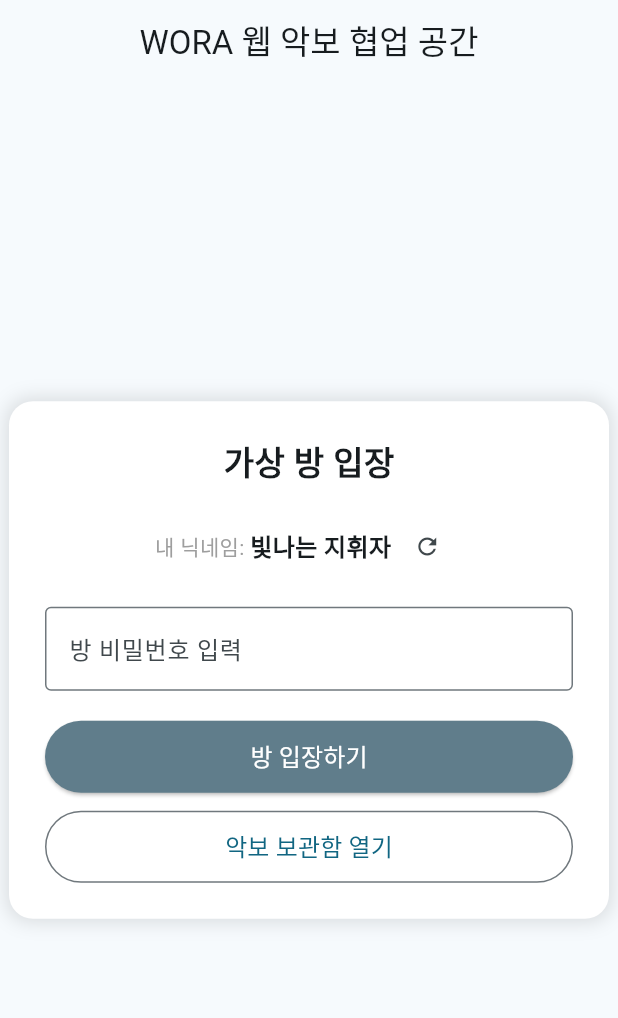
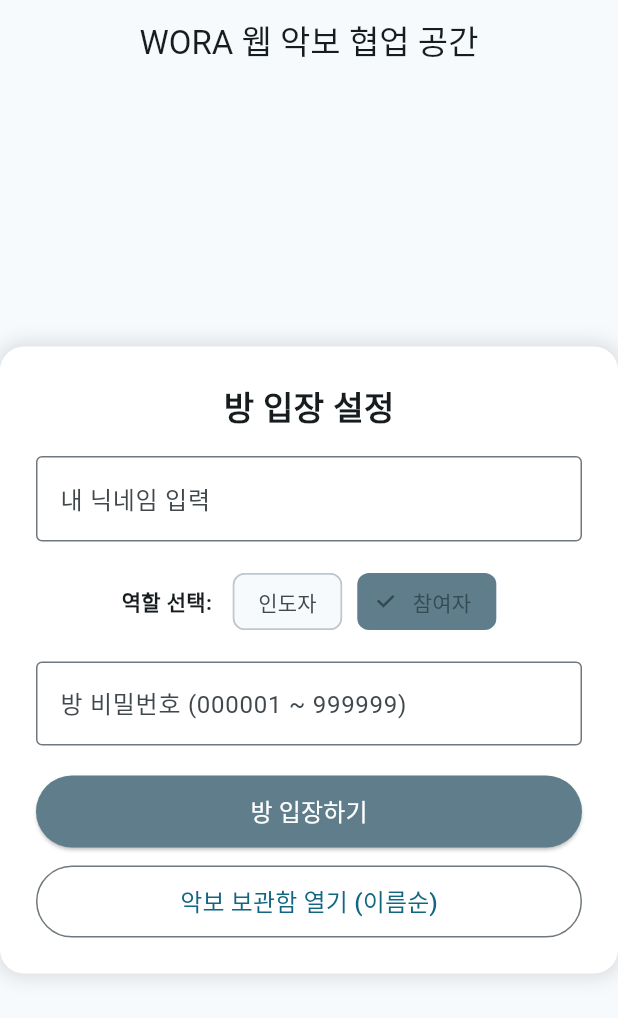
Before and after one commit to wlqrkrhtlvek-d/WORA-web, a Flutter app: the HomeScreen screen opened directly, on a phone screen of 412 x 824 dp. Shown: the top 1018 px of the screen. Run offline on Flutter 3.47's test engine with Material 3 defaults, Android fonts, the phone set to English and light mode, and no system bars.

Commit message:
Update main.dart

```diff
--- a/lib/main.dart
+++ b/lib/main.dart
@@ -1,7 +1,5 @@
-import 'dart:math';
 import 'package:flutter/material.dart';
 import 'package:flutter/services.dart';
-import 'package:image_picker/image_picker.dart';
 
 void main() {
   runApp(const WoraWebApp());
@@ -19,7 +17,7 @@
         colorScheme: ColorScheme.fromSeed(seedColor: Colors.blueGrey),
         useMaterial3: true,
       ),
-      home: const HomeScreen(),
+      home: const AuthScreen(),
     );
   }
 }
@@ -28,15 +26,9 @@
 class ScoreItem implements Comparable<ScoreItem> {
   final String id;
   final String title;
-  final String? imagePath;
   final DateTime createdAt;
 
-  ScoreItem({
-    required this.id,
-    required this.title,
-    this.imagePath,
-    required this.createdAt,
-  });
+  ScoreItem({required this.id, required this.title, required this.createdAt});
 
   @override
   int compareTo(ScoreItem other) {
@@ -45,83 +37,54 @@
   }
 }
 
-// 로컬 보관함 저장소 (메모리 기반 + 이름순 정렬)
+// 로컬 보관함 저장소
 class ScoreRepository {
   static final List<ScoreItem> _storage = [];
 
-  static void addScore(String title, String? imagePath) {
+  static void addScore(String title) {
     _storage.add(ScoreItem(
       id: DateTime.now().millisecondsSinceEpoch.toString(),
       title: title,
-      imagePath: imagePath,
       createdAt: DateTime.now(),
     ));
   }
 
   static List<ScoreItem> getSortedScores() {
-    _storage.sort(); // 이름 순서 자동 정렬
+    _storage.sort();
     return List.from(_storage);
   }
 }
 
-// 홈 화면 (방 입장 및 보관함 이동)
-class HomeScreen extends StatefulWidget {
-  const HomeScreen({super.key});
+// 2. 회원가입 및 로그인 화면
+class AuthScreen extends StatefulWidget {
+  const AuthScreen({super.key});
 
   @override
-  State<HomeScreen> createState() => _HomeScreenState();
+  State<AuthScreen> createState() => _AuthScreenState();
 }
 
-class _HomeScreenState extends State<HomeScreen> {
-  final _passwordController = TextEditingController();
-  String _generatedNickname = '';
+class _AuthScreenState extends State<AuthScreen> {
+  final _idController = TextEditingController();
+  final _pwController = TextEditingController();
 
-  @override
-  void initState() {
-    super.initState();
-    _generateRandomNickname();
-  }
-
-  // 방 입장 시 가상 닉네임 자동 생성
-  void _generateRandomNickname() {
-    final adjectives = ['즐거운', '노래하는', '열정적인', '차분한', '빛나는', '귀여운'];
-    final nouns = ['피아노', '바이올린', '기타', '플루트', '첼로', '지휘자'];
-    final rand = Random();
-    setState(() {
-      _generatedNickname = '${adjectives[rand.nextInt(adjectives.length)]} ${nouns[rand.nextInt(nouns.length)]}';
-    });
-  }
-
-  void _enterRoom() {
-    String pw = _passwordController.text;
-    // 6자리 숫자 검사 및 범위 검사 (000001 ~ 999999)
-    if (pw.length != 6 || int.tryParse(pw) == null) {
+  void _handleLogin() {
+    if (_idController.text.isEmpty || _pwController.text.isEmpty) {
       ScaffoldMessenger.of(context).showSnackBar(
-        const SnackBar(content: Text('비밀번호는 000001부터 999999까지의 6자리 숫자로 입력해주세요.')),
+        const SnackBar(content: Text('아이디와 비밀번호를 모두 입력해주세요.')),
       );
       return;
     }
-    int pwNum = int.parse(pw);
-    if (pwNum < 1 || pwNum > 999999) {
-      ScaffoldMessenger.of(context).showSnackBar(
-        const SnackBar(content: Text('비밀번호 범위는 000001 ~ 999999 사이여야 합니다.')),
-      );
-      return;
-    }
-
-    // 에디터 화면으로 이동
-    Navigator.push(
+    // 회원가입/로그인 후 홈으로 이동
+    Navigator.pushReplacement(
       context,
-      MaterialPageRoute(
-        builder: (context) => EditorScreen(nickname: _generatedNickname, roomPassword: pw),
-      ),
+      MaterialPageRoute(builder: (context) => const HomeScreen()),
     );
   }
 
   @override
   Widget build(BuildContext context) {
     return Scaffold(
-      appBar: AppBar(title: const Text('WORA 웹 악보 협업 공간'), centerTitle: true),
+      appBar: AppBar(title: const Text('WORA 웹 - 회원가입 및 로그인'), centerTitle: true),
       body: Center(
         child: Container(
           width: 400,
@@ -134,28 +97,154 @@
           child: Column(
             mainAxisSize: MainAxisSize.min,
             children: [
-              const Text('가상 방 입장', style: TextStyle(fontSize: 22, fontWeight: FontWeight.bold)),
+              const Text('계정 접속', style: TextStyle(fontSize: 22, fontWeight: FontWeight.bold)),
+              const SizedBox(height: 20),
+              TextField(
+                controller: _idController,
+                decoration: const InputDecoration(
+                  labelText: '아이디',
+                  hintText: '아이디를 입력하세요',
+                  border: OutlineInputBorder(),
+                ),
+              ),
               const SizedBox(height: 16),
+              TextField(
+                controller: _pwController,
+                obscureText: true,
+                decoration: const InputDecoration(
+                  labelText: '비밀번호',
+                  hintText: '비밀번호를 입력하세요',
+                  border: OutlineInputBorder(),
+                ),
+              ),
+              const SizedBox(height: 20),
+              SizedBox(
+                width: double.infinity,
+                height: 48,
+                child: ElevatedButton(
+                  style: ElevatedButton.styleFrom(backgroundColor: Colors.blueGrey, foregroundColor: Colors.white),
+                  onPressed: _handleLogin,
+                  child: const Text('회원가입 / 로그인', style: TextStyle(fontSize: 16)),
+                ),
+              ),
+            ],
+          ),
+        ),
+      ),
+    );
+  }
+}
+
+// 3. 홈 화면 (닉네임 직접 입력, 역할 분류, 방 입장)
+class HomeScreen extends StatefulWidget {
+  const HomeScreen({super.key});
+
+  @override
+  State<HomeScreen> createState() => _HomeScreenState();
+}
+
+class _HomeScreenState extends State<HomeScreen> {
+  final _nicknameController = TextEditingController();
+  final _roomPasswordController = TextEditingController();
+  String _selectedRole = '참여자'; // 인도자 또는 참여자 분류
+
+  void _enterRoom() {
+    String nickname = _nicknameController.text;
+    String pw = _roomPasswordController.text;
+
+    if (nickname.isEmpty) {
+      ScaffoldMessenger.of(context).showSnackBar(
+        const SnackBar(content: Text('사용할 닉네임을 직접 입력해주세요.')),
+      );
+      return;
+    }
+
+    if (pw.length != 6 || int.tryParse(pw) == null) {
+      ScaffoldMessenger.of(context).showSnackBar(
+        const SnackBar(content: Text('방 비밀번호는 000001부터 999999까지의 6자리 숫자로 입력해주세요.')),
+      );
+      return;
+    }
+
+    int pwNum = int.parse(pw);
+    if (pwNum < 1 || pwNum > 999999) {
+      ScaffoldMessenger.of(context).showSnackBar(
+        const SnackBar(content: Text('비밀번호 범위는 000001 ~ 999999 사이여야 합니다.')),
+      );
+      return;
+    }
+
+    Navigator.push(
+      context,
+      MaterialPageRoute(
+        builder: (context) => EditorScreen(
+          nickname: nickname,
+          role: _selectedRole,
+          roomPassword: pw,
+        ),
+      ),
+    );
+  }
+
+  @override
+  Widget build(BuildContext context) {
+    return Scaffold(
+      appBar: AppBar(title: const Text('WORA 웹 악보 협업 공간'), centerTitle: true),
+      body: Center(
+        child: Container(
+          width: 420,
+          padding: const EdgeInsets.all(24),
+          decoration: BoxDecoration(
+            color: Colors.white,
+            borderRadius: BorderRadius.circular(16),
+            boxShadow: const [BoxShadow(color: Colors.black12, blurRadius: 10, spreadRadius: 2)],
+          ),
+          child: Column(
+            mainAxisSize: MainAxisSize.min,
+            children: [
+              const Text('방 입장 설정', style: TextStyle(fontSize: 22, fontWeight: FontWeight.bold)),
+              const SizedBox(height: 16),
+              // 닉네임 직접 입력 필드
+              TextField(
+                controller: _nicknameController,
+                decoration: const InputDecoration(
+                  labelText: '내 닉네임 입력',
+                  hintText: '사용할 이름을 적어주세요',
+                  border: OutlineInputBorder(),
+                ),
+              ),
+              const SizedBox(height: 16),
+              // 인도자 / 참여자 분류 선택
               Row(
                 mainAxisAlignment: MainAxisAlignment.center,
                 children: [
-                  const Text('내 닉네임: ', style: TextStyle(color: Colors.grey)),
-                  Text(_generatedNickname, style: const TextStyle(fontWeight: FontWeight.bold, fontSize: 16)),
-                  IconButton(
-                    icon: const Icon(Icons.refresh, size: 18),
-                    onPressed: _generateRandomNickname,
+                  const Text('역할 선택: ', style: TextStyle(fontWeight: FontWeight.bold)),
+                  const SizedBox(width: 10),
+                  ChoiceChip(
+                    label: const Text('인도자'),
+                    selected: _selectedRole == '인도자',
+                    selectedColor: Colors.blueGrey,
+                    onSelected: (selected) => setState(() => _selectedRole = '인도자'),
+                  ),
+                  const SizedBox(width: 10),
+                  ChoiceChip(
+                    label: const Text('참여자'),
+                    selected: _selectedRole == '참여자',
+                    selectedColor: Colors.blueGrey,
+                    onSelected: (selected) => setState(() => _selectedRole = '참여자'),
                   ),
                 ],
               ),
               const SizedBox(height: 16),
+              // 6자리 방 비밀번호 입력 (000000 포맷 힌트)
               TextField(
-                controller: _passwordController,
+                controller: _roomPasswordController,
                 keyboardType: TextInputType.number,
                 maxLength: 6,
                 inputFormatters: [FilteringTextInputFormatter.digitsOnly],
                 decoration: const InputDecoration(
-                  labelText: '방 비밀번호 입력',
-                  hintText: '000000', // 예시 대신 포맷 힌트 적용
+                  labelText: '방 비밀번호 (000001 ~ 999999)',
+                  hintText: '000000',
                   border: OutlineInputBorder(),
                   counterText: '',
                 ),
@@ -181,7 +270,7 @@
                       MaterialPageRoute(builder: (context) => const ScoreLibraryScreen()),
                     );
                   },
-                  child: const Text('악보 보관함 열기', style: TextStyle(fontSize: 16)),
+                  child: const Text('악보 보관함 열기 (이름순)', style: TextStyle(fontSize: 16)),
                 ),
               ),
             ],
@@ -195,12 +284,18 @@
 // 굿노트 스타일 펜 5가지 종류
 enum PenType { fountain, ballpoint, highlighter, pencil, eraser }
 
-// 악보 편집 및 뷰어 화면
+// 4. 악보 편집 및 뷰어 화면 (굿노트 감성)
 class EditorScreen extends StatefulWidget {
   final String nickname;
+  final String role;
   final String roomPassword;
 
-  const EditorScreen({super.key, required this.nickname, required this.roomPassword});
+  const EditorScreen({
+    super.key,
+    required this.nickname,
+    required this.role,
+    required this.roomPassword,
+  });
 
   @override
   State<EditorScreen> createState() => _EditorScreenState();
@@ -210,27 +305,16 @@
   PenType _currentPen = PenType.ballpoint;
   Color _currentColor = Colors.black;
   final List<DrawingPoint?> _points = [];
-  String? _galleryImagePath;
-  final ImagePicker _picker = ImagePicker();
+  bool _hasGalleryImage = false;
 
-  // 1. 갤러리에서 악보 직접 가져오기 기능 (image_picker 연동)
-  Future<void> _pickImageFromGallery() async {
-    try {
-      final XFile? image = await _picker.pickImage(source: ImageSource.gallery);
-      if (image != null) {
-        setState(() {
-          _galleryImagePath = image.path;
-        });
-        ScaffoldMessenger.of(context).showSnackBar(
-          const SnackBar(content: Text('갤러리에서 악보를 성공적으로 불러왔습니다!')),
-        );
-      }
-    } catch (e) {
-      // 웹이나 플랫폼 환경 제약 시 대체 처리
-      ScaffoldMessenger.of(context).showSnackBar(
-        const SnackBar(content: Text('갤러리 불러오기 환경을 확인해주세요.')),
-      );
-    }
+  // 갤러리 악보 불러오기 가상 연동
+  void _pickImageFromGallery() {
+    setState(() {
+      _hasGalleryImage = true;
+    });
+    ScaffoldMessenger.of(context).showSnackBar(
+      const SnackBar(content: Text('갤러리에서 악보를 성공적으로 불러왔습니다!')),
+    );
   }
 
   // 악보 저장하기
@@ -239,12 +323,12 @@
     showDialog(
       context: context,
       builder: (context) => AlertDialog(
-        title: const Text('악보 보관함에 저장'),
+        title: const Text('악보 보관함 저장'),
         content: TextField(
           controller: titleController,
           decoration: const InputDecoration(
             labelText: '악보 이름 입력',
-            hintText: '000000', // 예시 생김새 가이드 준수
+            hintText: '000000',
             border: OutlineInputBorder(),
           ),
         ),
@@ -253,7 +337,7 @@
           ElevatedButton(
             onPressed: () {
               if (titleController.text.isEmpty) return;
-              ScoreRepository.addScore(titleController.text, _galleryImagePath);
+              ScoreRepository.addScore(titleController.text);
               Navigator.pop(context);
               ScaffoldMessenger.of(context).showSnackBar(
                 const SnackBar(content: Text('악보 보관함에 저장되었습니다!')),
@@ -270,11 +354,11 @@
   Widget build(BuildContext context) {
     return Scaffold(
       appBar: AppBar(
-        title: Text('방 번호: ${widget.roomPassword} | 사용자: ${widget.nickname}'),
+        title: Text('[${widget.role}] ${widget.nickname} | 방: ${widget.roomPassword}'),
         actions: [
           IconButton(
             icon: const Icon(Icons.photo_library),
-            tooltip: '갤러리에서 악보 가져오기',
+            tooltip: '갤러리 악보 가져오기',
             onPressed: _pickImageFromGallery,
           ),
           IconButton(
@@ -286,7 +370,7 @@
       ),
       body: Column(
         children: [
-          // 2. 굿노트 감성 펜 5가지 선별 툴바
+          // 굿노트 스타일 5가지 펜 툴바
           Container(
             padding: const EdgeInsets.symmetric(horizontal: 16, vertical: 8),
             color: Colors.grey[200],
@@ -299,7 +383,7 @@
                 _buildPenButton(PenType.highlighter, '형광펜', Icons.highlight),
                 _buildPenButton(PenType.pencil, '연필', Icons.mode_edit_outline),
                 _buildPenButton(PenType.eraser, '지우개', Icons.cleaning_services),
-                const VerticalDivider(width: 10),
+                const SizedBox(width: 10),
                 _buildColorCircle(Colors.black),
                 _buildColorCircle(Colors.red),
                 _buildColorCircle(Colors.blue),
@@ -307,7 +391,7 @@
               ],
             ),
           ),
-          // 3. 굿노트 느낌의 넓은 악보 칸 (줌 및 와이드 스크롤 지원)
+          // 굿노트 넓은 악보 칸 (줌 및 와이드 캔버스)
           Expanded(
             child: InteractiveViewer(
               boundaryMargin: const EdgeInsets.all(300),
@@ -319,20 +403,15 @@
                 height: 3000,
                 child: Stack(
                   children: [
-                    // 불러온 갤러리 악보 이미지 배경 표현
-                    if (_galleryImagePath != null)
+                    if (_hasGalleryImage)
                       Positioned.fill(
                         child: Container(
-                          color: Colors.grey[50],
+                          color: Colors.blueGrey.withOpacity(0.05),
                           child: const Center(
-                            child: Text(
-                              '🎵 [갤러리 악보 이미지 로드 완료]',
-                              style: TextStyle(color: Colors.blueGrey, fontSize: 20, fontWeight: FontWeight.bold),
-                            ),
+                            child: Text('🎵 [갤러리 악보 배경 로드됨]', style: TextStyle(color: Colors.blueGrey, fontSize: 20, fontWeight: FontWeight.bold)),
                           ),
                         ),
                       ),
-                    // 드로잉 캔버스 영역
                     Positioned.fill(
                       child: GestureDetector(
                         onPanUpdate: (details) {
@@ -430,12 +509,9 @@
       if (points[i] != null && points[i + 1] != null) {
         paint.color = points[i]!.color;
         paint.strokeWidth = points[i]!.strokeWidth;
-
-        // 펜 종류별 특징 반영 (연필은 얇고 서걱거리는 느낌)
         if (points[i]!.type == PenType.pencil) {
           paint.strokeWidth = 1.5;
         }
-
         canvas.drawLine(points[i]!.point!, points[i + 1]!.point!, paint);
       }
     }
@@ -445,7 +521,7 @@
   bool shouldRepaint(covariant CustomPainter oldDelegate) => true;
 }
 
-// 7. 악보 보관함 화면 (이름 순서대로 정리된 리스트)
+// 5. 악보 보관함 화면 (이름 순서 자동 정렬)
 class ScoreLibraryScreen extends StatefulWidget {
   const ScoreLibraryScreen({super.key});
 
@@ -464,7 +540,7 @@
 
   void _loadScores() {
     setState(() {
-      _scoreList = ScoreRepository.getSortedScores(); // 이름순 정렬된 목록 가져오기
+      _scoreList = ScoreRepository.getSortedScores(); // 이름순 정렬
     });
   }
 
```
